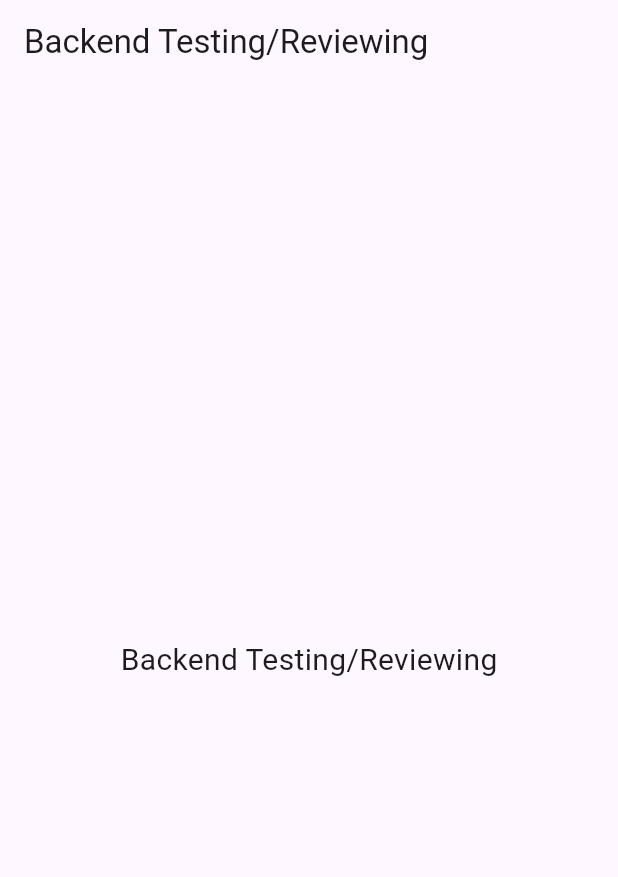
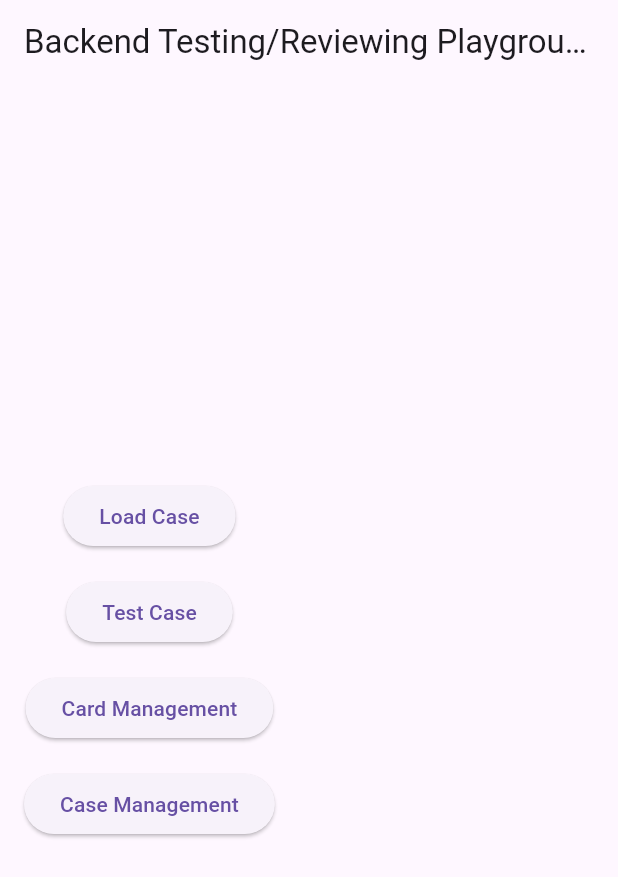
Before and after one commit to Innergames-Project/InnerGames3, a Flutter app: the screen it shows after launch, on a phone screen of 412 x 824 dp. Shown: the top 877 px of the screen. Run offline on Flutter 3.47's test engine with Material 3 defaults, Android fonts, the phone set to English and light mode, and no system bars; our stand-ins replace file_picker, image_picker.

Commit message:
Add backend review page and case popup
Add a backend testing/playground UI and case preview flow: create BackendReviewingTestPage with action buttons and CasePopup widget that loads a cards_template.json asset and displays card/choice data in a dialog. Add the cards_template.json initial data file under assets/initial_data and update pubspec.yaml to include that assets directory. Wire the new page into main.dart as the app home. Add a .vscode/launch.json with Dart/Flutter run configurations for debugging.

```diff
--- a/sociality_ai_case_generator/lib/main.dart
+++ b/sociality_ai_case_generator/lib/main.dart
@@ -1,4 +1,5 @@
 import 'package:flutter/material.dart';
+import 'pages/backend_revieuwing_test_page.dart'; // adjust path if needed
 
 void main() => runApp(BackendApp());
 
@@ -7,15 +8,7 @@ class BackendApp extends StatelessWidget {
   Widget build(BuildContext context) {
     return MaterialApp(
       title: 'Backend Testing',
-      home: Scaffold(
-        appBar: AppBar(title: Text('Backend Testing/Reviewing')),
-        body: Center(
-          child: Text(
-            'Backend Testing/Reviewing',
-            style: TextStyle(fontSize: 20),
-          ),
-        ),
-      ),
+      home: BackendReviewingTestPage(), // show your page here
     );
   }
 }
--- /dev/null
+++ b/sociality_ai_case_generator/lib/pages/backend_revieuwing_test_page.dart
@@ -0,0 +1,58 @@
+import 'package:flutter/material.dart';
+import '../widgets/case_popup.dart';
+
+class BackendReviewingTestPage extends StatelessWidget {
+  const BackendReviewingTestPage({super.key});
+
+  void loadCase(BuildContext context) {
+    CasePopup.showCase(context);
+  }
+
+  void testCase() {
+    print("Test Case pressed");
+  }
+
+  void cardManagement() {
+    print("Card Management pressed");
+  }
+
+  void caseManagement() {
+    print("Case Management pressed");
+  }
+
+  @override
+  Widget build(BuildContext context) {
+    return Scaffold(
+      appBar: AppBar(
+        title: const Text('Backend Testing/Reviewing Playground'),
+      ),
+      body: Padding(
+        padding: const EdgeInsets.all(16),
+        child: Column(
+          mainAxisAlignment: MainAxisAlignment.center,
+          children: [
+            ElevatedButton(
+              onPressed: () => loadCase(context),
+              child: const Text('Load Case'),
+            ),
+            const SizedBox(height: 16),
+            ElevatedButton(
+              onPressed: testCase,
+              child: const Text('Test Case'),
+            ),
+            const SizedBox(height: 16),
+            ElevatedButton(
+              onPressed: cardManagement,
+              child: const Text('Card Management'),
+            ),
+            const SizedBox(height: 16),
+            ElevatedButton(
+              onPressed: caseManagement,
+              child: const Text('Case Management'),
+            ),
+          ],
+        ),
+      ),
+    );
+  }
+}
--- a/sociality_ai_case_generator/pubspec.yaml
+++ b/sociality_ai_case_generator/pubspec.yaml
@@ -69,6 +69,7 @@ flutter:
   assets:
     - assets/images/
     - assets/icon/
+    - assets/initial_data/
 
   # For details regarding adding assets from package dependencies, see
   # https://flutter.dev/to/asset-from-package
```
Also changed, not shown: sociality_ai_case_generator/assets/initial_data/cards_template.json (added, +82 -0 lines), sociality_ai_case_generator/lib/widgets/case_popup.dart (added, +76 -0 lines).
